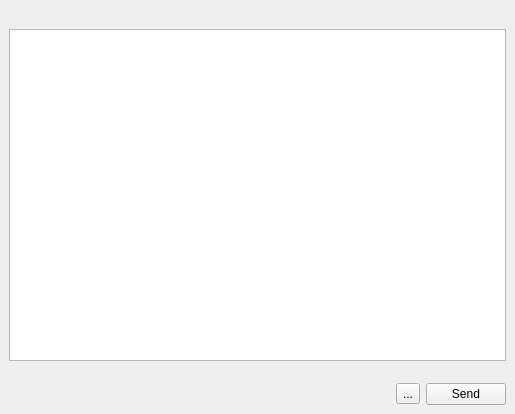
Before: the Qt Designer form widgets/chatwidget.ui in xmpp-graveyard/jabbim, drawn with Qt 5.
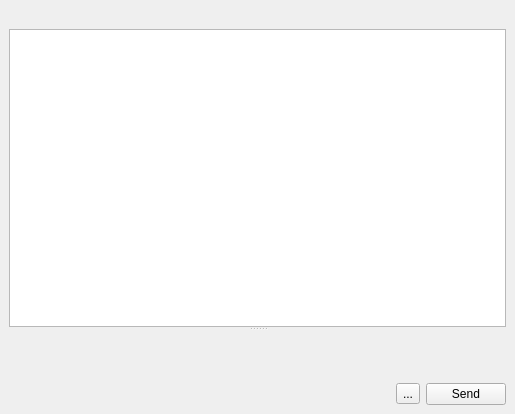
After: the same form once the commit is applied. Icons and pictures are not drawn.

```diff
--- a/widgets/chatwidget.ui
+++ b/widgets/chatwidget.ui
@@ -22,7 +22,16 @@
    <property name="spacing" >
     <number>6</number>
    </property>
-   <item row="2" column="0" colspan="3" >
+   <item row="1" column="0" colspan="3" >
+    <widget class="QSplitter" name="splitter" >
+     <property name="orientation" >
+      <enum>Qt::Vertical</enum>
+     </property>
+     <widget class="QTextBrowser" name="textEdit" >
+      <property name="openExternalLinks" >
+       <bool>true</bool>
+      </property>
+     </widget>
     <widget class="QWidget" native="1" name="lineWidget" >
      <property name="minimumSize" >
       <size>
@@ -31,6 +40,7 @@
       </size>
      </property>
     </widget>
+    </widget>
    </item>
    <item row="0" column="0" colspan="3" >
     <layout class="QHBoxLayout" >
@@ -62,21 +72,14 @@
      </item>
     </layout>
    </item>
-   <item row="1" column="0" colspan="3" >
-    <widget class="QTextBrowser" name="textEdit" >
-     <property name="openExternalLinks" >
-      <bool>true</bool>
-     </property>
-    </widget>
-   </item>
-   <item row="3" column="2" >
+   <item row="2" column="2" >
     <widget class="QPushButton" name="sendButton" >
      <property name="text" >
       <string>Send</string>
      </property>
     </widget>
    </item>
-   <item row="3" column="1" >
+   <item row="2" column="1" >
     <widget class="QToolButton" name="smileys" >
      <property name="text" >
       <string>...</string>
@@ -92,7 +95,7 @@
      </property>
     </widget>
    </item>
-   <item row="3" column="0" >
+   <item row="2" column="0" >
     <spacer>
      <property name="orientation" >
       <enum>Qt::Horizontal</enum>
```
Lines whose indentation alone changed are shown as unchanged.
